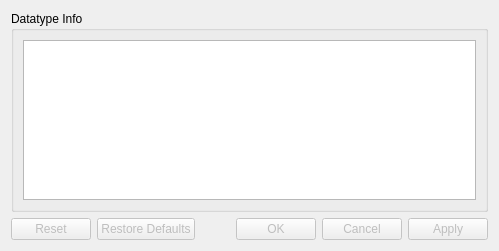
First picture: the form in src/Interface/Modules/String/PrintDatatypeDialog.ui, repository SCIInstitute/SCIRun, before the edit.
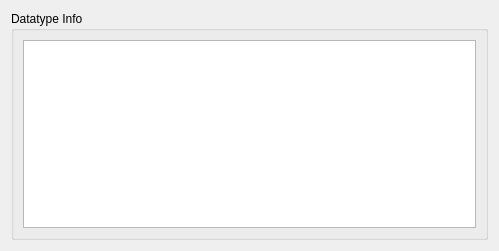
Second picture: the form after the edit.

The edit to the form file:
```diff
--- a/src/Interface/Modules/String/PrintDatatypeDialog.ui
+++ b/src/Interface/Modules/String/PrintDatatypeDialog.ui
@@ -45,22 +45,6 @@
      </layout>
     </widget>
    </item>
-   <item>
-    <widget class="QDialogButtonBox" name="buttonBox">
-     <property name="enabled">
-      <bool>false</bool>
-     </property>
-     <property name="orientation">
-      <enum>Qt::Horizontal</enum>
-     </property>
-     <property name="standardButtons">
-      <set>QDialogButtonBox::Apply|QDialogButtonBox::Cancel|QDialogButtonBox::Ok|QDialogButtonBox::Reset|QDialogButtonBox::RestoreDefaults</set>
-     </property>
-     <property name="centerButtons">
-      <bool>false</bool>
-     </property>
-    </widget>
-   </item>
   </layout>
  </widget>
  <resources/>
```
Left out of the diff: 35 changed lines with no effect on the pictures.
